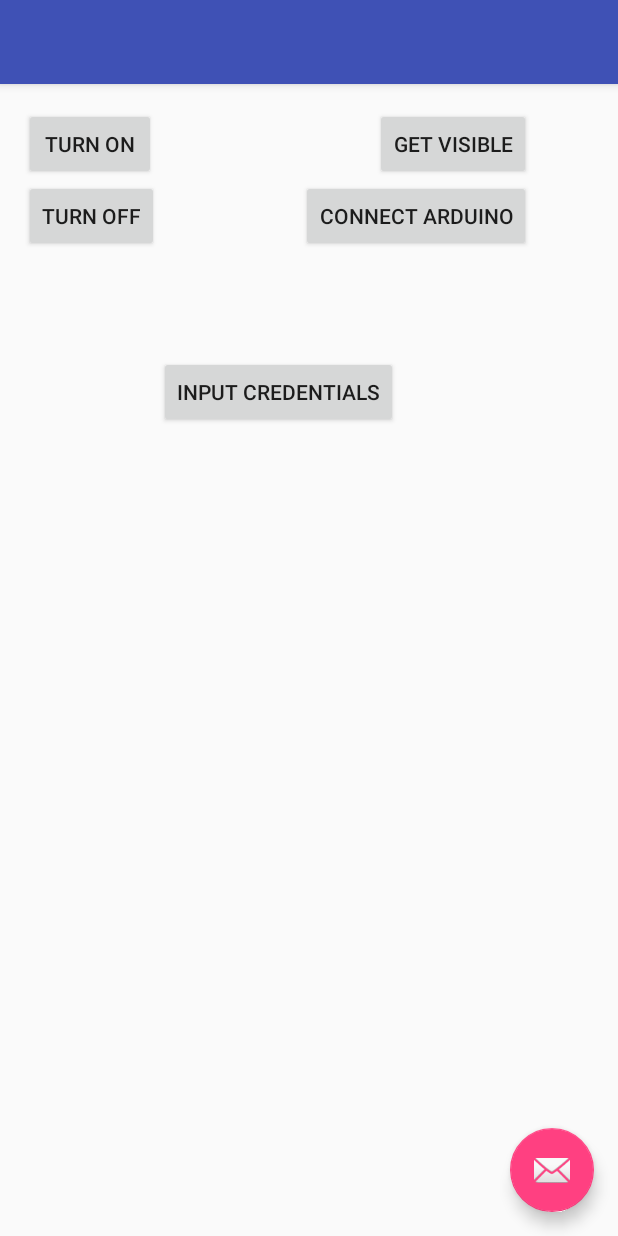
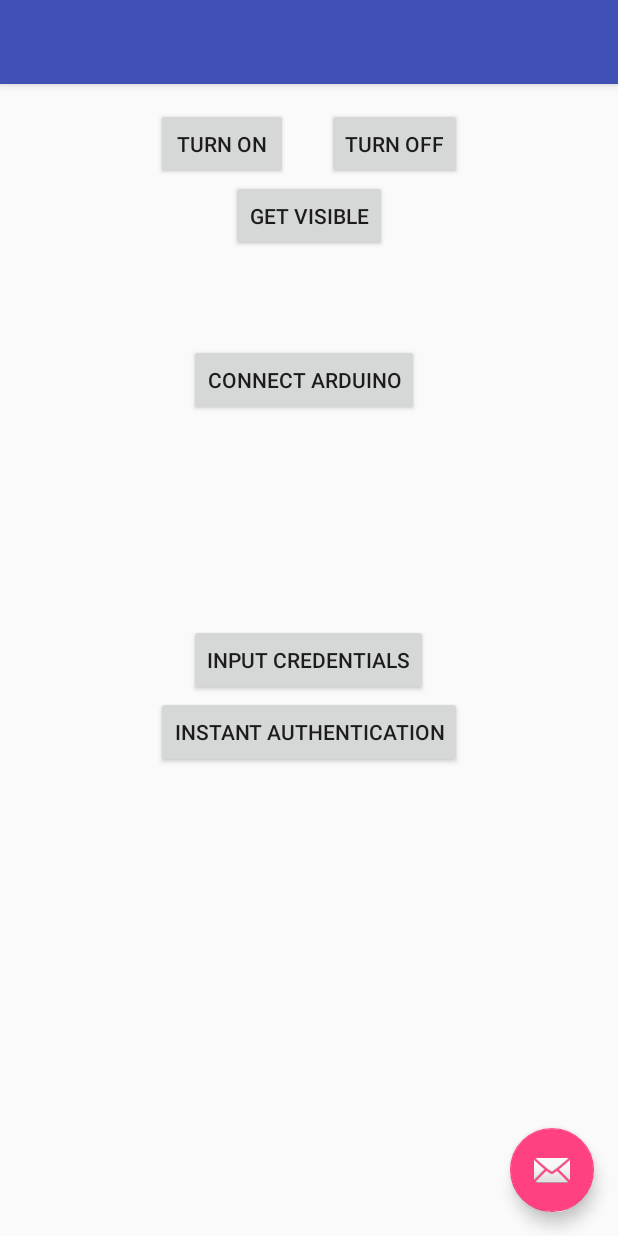
Before and after one commit to alvadorn/smartlock, an Android app: the screen it shows after launch (PairingActivity), on a phone screen of 412 x 824 dp. Run offline under Robolectric (Android 15) with nearby library versions, the phone set to English and light mode, and no system bars; 1 statement that could not run was skipped.

Commit message:
Showing acess token on screen!

```diff
--- a/ArduTooth/app/src/main/res/layout/content_pairing_screen.xml
+++ b/ArduTooth/app/src/main/res/layout/content_pairing_screen.xml
@@ -16,8 +16,9 @@
         android:id="@+id/button2"
         android:clickable="true"
         android:onClick="turnOn"
-        android:layout_alignLeft="@+id/button3"
-        android:layout_alignStart="@+id/button3" />
+        android:layout_alignParentTop="true"
+        android:layout_alignLeft="@+id/button6"
+        android:layout_alignStart="@+id/button6" />
 
     <Button
         android:layout_width="wrap_content"
@@ -25,11 +26,8 @@
         android:text="Get visible"
         android:onClick="turnVisible"
         android:id="@+id/button4"
-        android:layout_above="@+id/button3"
-        android:layout_alignParentRight="true"
-        android:layout_alignParentEnd="true"
-        android:layout_marginRight="42dp"
-        android:layout_marginEnd="42dp" />
+        android:layout_below="@+id/button3"
+        android:layout_centerHorizontal="true" />
 
     <Button
         android:layout_width="wrap_content"
@@ -38,8 +36,9 @@
         android:onClick="pairDevice"
         android:id="@+id/button"
         android:layout_below="@+id/button4"
-        android:layout_alignRight="@+id/button4"
-        android:layout_alignEnd="@+id/button4" />
+        android:layout_alignLeft="@+id/button5"
+        android:layout_alignStart="@+id/button5"
+        android:layout_marginTop="61dp" />
 
     <Button
         android:layout_width="wrap_content"
@@ -47,17 +46,36 @@
         android:text="turn off"
         android:onClick="turnOff"
         android:id="@+id/button3"
-        android:layout_below="@+id/button2"
-        android:layout_alignParentLeft="true"
-        android:layout_alignParentStart="true" />
+        android:layout_alignTop="@+id/button2"
+        android:layout_alignRight="@+id/button6"
+        android:layout_alignEnd="@+id/button6" />
 
     <Button
         android:layout_width="wrap_content"
         android:layout_height="wrap_content"
         android:text="Input credentials"
         android:id="@+id/button5"
-        android:layout_marginTop="69dp"
-        android:layout_below="@+id/button"
-        android:layout_toRightOf="@+id/button3"
-        android:layout_toEndOf="@+id/button3" />
+        android:layout_centerVertical="true"
+        android:layout_centerHorizontal="true" />
+
+    <Button
+        android:layout_width="wrap_content"
+        android:layout_height="wrap_content"
+        android:text="INSTANT AUTHENTICATION"
+        android:onClick="instantAuth"
+        android:id="@+id/button6"
+        android:layout_below="@+id/button5"
+        android:layout_centerHorizontal="true" />
+
+    <TextView
+        android:layout_width="wrap_content"
+        android:layout_height="wrap_content"
+        android:id="@+id/textView"
+        android:layout_below="@+id/button6"
+        android:layout_marginTop="45dp"
+        android:layout_alignRight="@+id/button6"
+        android:layout_alignEnd="@+id/button6"
+        android:layout_alignLeft="@+id/button6"
+        android:layout_alignStart="@+id/button6" />
+
 </RelativeLayout>
--- a/ArduTooth/app/src/main/res/values/ids.xml
+++ b/ArduTooth/app/src/main/res/values/ids.xml
@@ -12,4 +12,5 @@
     <item name="editText" type="id" />
     <item name="editText2" type="id" />
     <item name="button7" type="id" />
+    <item name="textView" type="id" />
 </resources>
```
Also changed, not shown: ArduTooth/app/src/main/java/com/nikolas/ceunes/ardutooth/PairingActivity.java (+45 -4 lines).
